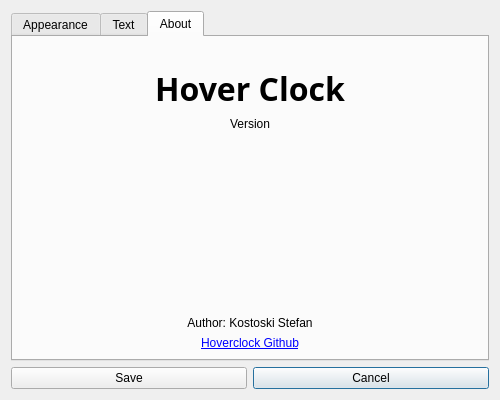
The window that src/settings_dialog.ui (kostoskistefan/hoverclock-qt) describes before a commit, drawn with Qt 5.
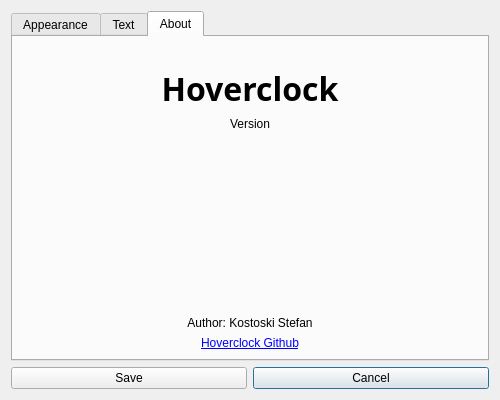
The same window after the commit. The open tabs and pages were chosen to show the change.

Commit message: Set initial color on color dialog and fix button color - Closes #7

Patch:
```diff
--- a/src/settings_dialog.ui
+++ b/src/settings_dialog.ui
@@ -317,7 +317,7 @@
           </font>
          </property>
          <property name="text">
-          <string>Hover Clock</string>
+          <string>Hoverclock</string>
          </property>
          <property name="alignment">
           <set>Qt::AlignCenter</set>
```
The commit also changes 5 other files.
